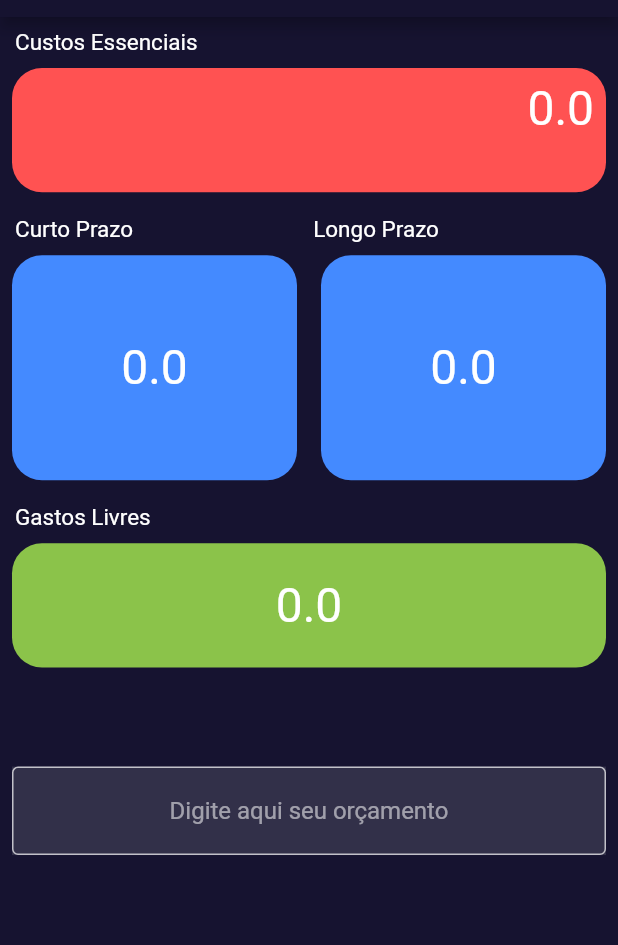
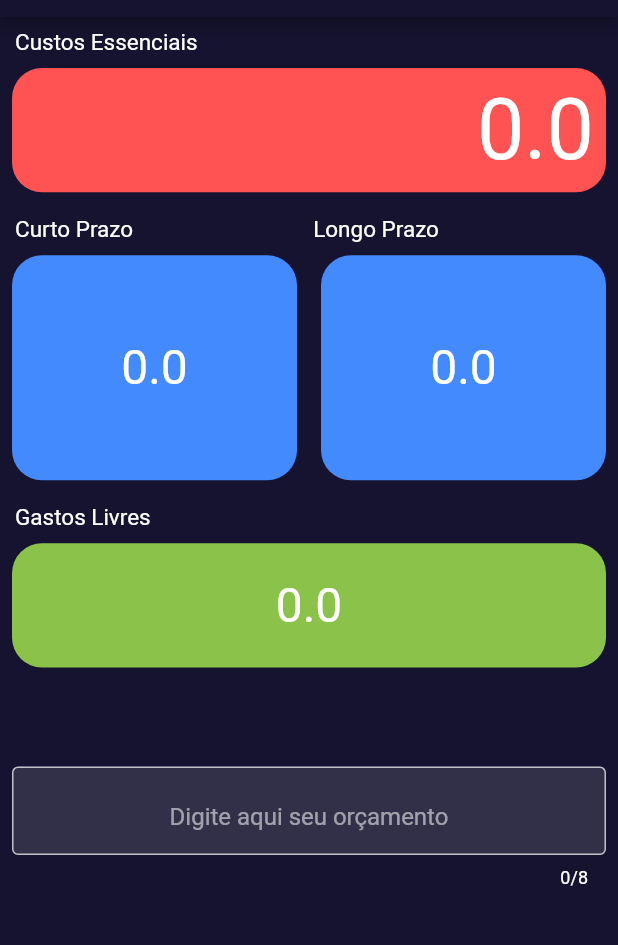
Before and after one commit to TwistzTitan/flutter-app-financerto, a Flutter app: the screen it shows after launch, on a phone screen of 412 x 824 dp, the part 67-1012 px from its top. Run offline on Flutter 3.47's test engine with Material 2 defaults, Android fonts, the phone set to English and light mode, and no system bars.

```diff
--- a/gastando_certo/lib/main.dart
+++ b/gastando_certo/lib/main.dart
@@ -1,3 +1,5 @@
+import 'dart:convert';
+
 import 'package:flutter/material.dart';
 
 void main() {
@@ -11,17 +13,10 @@ class MyApp extends StatelessWidget {
     return MaterialApp(
       title: 'Flutter Demo',
       theme: ThemeData(
-        outlinedButtonTheme: OutlinedButtonThemeData(
-          style: ButtonStyle(
-            elevation: MaterialStateProperty.all<double>(5),
-            foregroundColor: MaterialStateProperty.all<Color>(Colors.white60),
-            overlayColor: MaterialStateProperty.all<Color>(Colors.white60),
-            side: MaterialStateProperty.all<BorderSide>(BorderSide(color: Colors.white60))
-          )
-        ),
         primaryColor: Color(0xFF161330),
         visualDensity: VisualDensity.adaptivePlatformDensity,
       ),
+      debugShowCheckedModeBanner: false,
       home: MyHomePage(title: 'FinanCerto'),
     );
   }
@@ -112,11 +107,14 @@ class _MyHomePageState extends State<MyHomePage> {
                           fit: FlexFit.tight,
                           child: Padding(
                             padding: const EdgeInsets.all(8.0),
+                            child: FittedBox(
+                              fit: BoxFit.contain,
                               child: Text(_essencial == 0 ?"$semOrcamento":"R\$ $_essencial",
                               style: TextStyle(
                                 color: Colors.white,
                                 fontSize: 32 ,
                               ),),
+                            ),
                           ),
                         ),
                       ],
@@ -174,11 +172,19 @@ class _MyHomePageState extends State<MyHomePage> {
                                     ),
                         height: 150 ,
                         child:  Center(
-                          child:Text(_curtoPrazo == 0 ?"$semOrcamento":"R\$ $_curtoPrazo",
+                          child:Flexible(
+                            child: FittedBox(
+                              fit: BoxFit.contain,
+                              child: Padding(
+                                padding: const EdgeInsets.all(8.0),
+                                child: Text(_curtoPrazo == 0 ?"$semOrcamento":"R\$ $_curtoPrazo",
                         style: TextStyle(
                                 color: Colors.white,
                                 fontSize: 32,
-                        ),),),
+                        ),),
+                              ),
+                            ),
+                          ),),
                         //color: Colors.white60,
                         ),
                       ),
@@ -195,11 +201,17 @@ class _MyHomePageState extends State<MyHomePage> {
 
                                     ),
                         child:  Center(
-                          child:Text(_longoPrazo == 0 ?"$semOrcamento":"R\$ $_longoPrazo",
+                          child:FittedBox(
+                            fit: BoxFit.contain,
+                            child: Padding(
+                              padding: const EdgeInsets.all(8.0),
+                              child: Text(_longoPrazo == 0 ?"$semOrcamento":"R\$ $_longoPrazo",
                         style: TextStyle(
                               color: Colors.white,
                               fontSize: 32,
-                        ),),),
+                        ),),
+                            ),
+                          ),),
                         ),
 
                       ),
@@ -235,11 +247,17 @@ class _MyHomePageState extends State<MyHomePage> {
                                         color: Colors.lightGreen,
                                     ),
                        child:  Center(
-                          child:Text(_livre == 0 ?"$semOrcamento":"R\$ $_livre",
+                          child:FittedBox(
+                            fit: BoxFit.contain,
+                            child: Padding(
+                              padding: const EdgeInsets.all(8.0),
+                              child: Text(_livre == 0 ?"$semOrcamento":"R\$ $_livre",
                         style: TextStyle(
                               color: Colors.white,
                               fontSize: 32,
-                        ),),),
+                        ),),
+                            ),
+                          ),),
 
                         ),
                       ),
@@ -255,20 +273,22 @@ class _MyHomePageState extends State<MyHomePage> {
                     flex: 3,
                     child: Padding(
                       padding: const EdgeInsets.all(8.0),
-                      child: Container(
-                        color: Colors.white12,
                       child: TextField(
                         controller: _textEditingController,
+                        maxLength: 8,
                         decoration: InputDecoration(
                           hintText: "Digite aqui seu orçamento",
                           hintStyle: TextStyle(color: Colors.white54),
-                            fillColor: Colors.white60,
+                          fillColor: Colors.white12,
+                          filled: true,
+                          counterStyle: TextStyle(color: Colors.white),
                           enabledBorder: OutlineInputBorder(borderSide: BorderSide(color:Colors.white70)),
                           border: OutlineInputBorder(borderSide: BorderSide(color: Colors.white70))
                         ),
                         style: TextStyle(color: Colors.white60),
                         cursorColor: Colors.white60,
                         textAlign: TextAlign.center,
+                        textAlignVertical: TextAlignVertical.bottom,
                         keyboardType: TextInputType.number,
                         keyboardAppearance: Brightness.dark ,
                         onEditingComplete: (){
@@ -277,7 +297,6 @@ class _MyHomePageState extends State<MyHomePage> {
                             _textEditingController.clear();
                           }
                         },
-                        ),
                       ),
                     )
                   ),
```
Also changed, not shown: 1 other file. Lines whose indentation alone changed are shown as unchanged.
